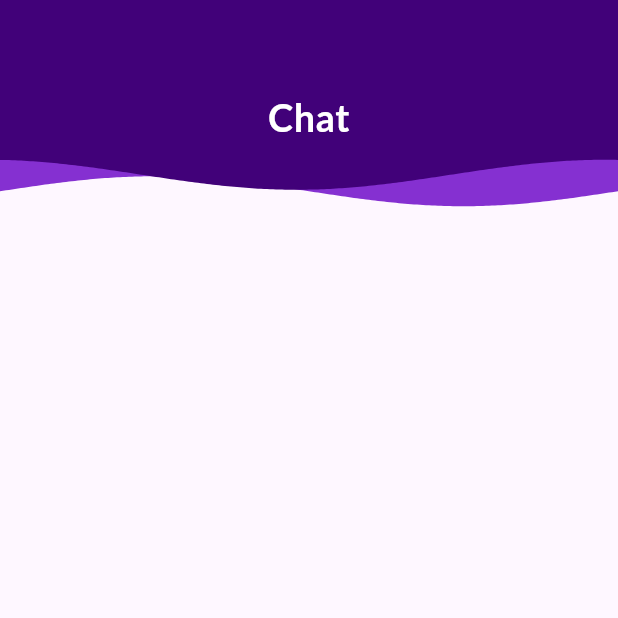
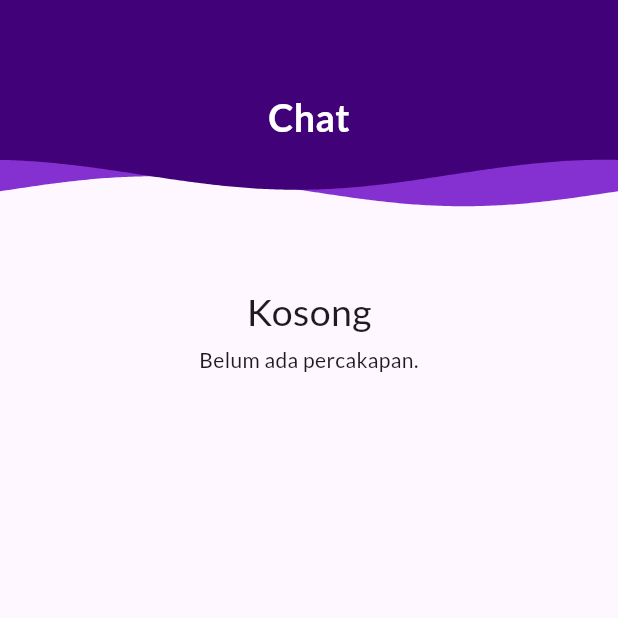
Before and after one commit to vardrz/dandani, a Flutter app: the ListChatPage screen opened directly, on a phone screen of 412 x 824 dp, the top half of it. Run offline on Flutter 3.47's test engine with Material 3 defaults, Android fonts, the phone set to English and light mode, and no system bars; drawn by our look-alikes of wave; our stand-ins replace another_flutter_splash_screen, carousel_slider, chat_bubbles, cloud_firestore, firebase_auth, firebase_core and 13 more; missing offline and left inert: change_case, notification_permissions, open_street_map_search_and_pick; accounts and stored records are empty; network calls fail.

Commit message:
fix: null condition at chat

```diff
--- a/lib/pages/home.dart
+++ b/lib/pages/home.dart
@@ -59,6 +59,8 @@ class _HomePageState extends State<HomePage> {
 
     refreshData = Timer.periodic(Duration(seconds: 10), (timer) {
       setState(() {
+        address =
+            Provider.of<UserProvider>(context, listen: false).user.address;
         mitras = fetchAPI();
       });
     });
@@ -92,10 +94,6 @@ class _HomePageState extends State<HomePage> {
   @override
   Widget build(BuildContext context) {
     TextEditingController _search = TextEditingController();
-    var user = Provider.of<UserProvider>(context).user;
-    setState(() {
-      address = user.address;
-    });
 
     return Scaffold(
       body: NestedScrollView(
--- a/lib/pages/listChat.dart
+++ b/lib/pages/listChat.dart
@@ -39,11 +39,33 @@ class _ListChatPageState extends State<ListChatPage>
   @override
   Widget build(BuildContext context) {
     return Scaffold(
-      // appBar: AppBar(
-      //   title: Center(child: Text('Chat')),
-      // ),
       body: Stack(
         children: [
+          if (Provider.of<ConversationProvider>(context).conversations.length ==
+              0) ...[
+            Center(
+              child: Container(
+                margin: EdgeInsets.only(
+                    top: MediaQuery.of(context).size.height * 0.23),
+                padding: EdgeInsets.symmetric(horizontal: 20),
+                child: Column(
+                  children: [
+                    Container(
+                      margin: EdgeInsets.only(bottom: 5),
+                      child: Text(
+                        'Kosong',
+                        style: TextStyle(fontSize: 25),
+                      ),
+                    ),
+                    Text(
+                      'Belum ada percakapan.',
+                      textAlign: TextAlign.center,
+                    ),
+                  ],
+                ),
+              ),
+            )
+          ],
           Container(
             margin: EdgeInsets.only(top: 100),
             child: Consumer<ConversationProvider>(
```
Also changed, not shown: lib/pages/chat.dart (+0 -13 lines), 1 other file.
